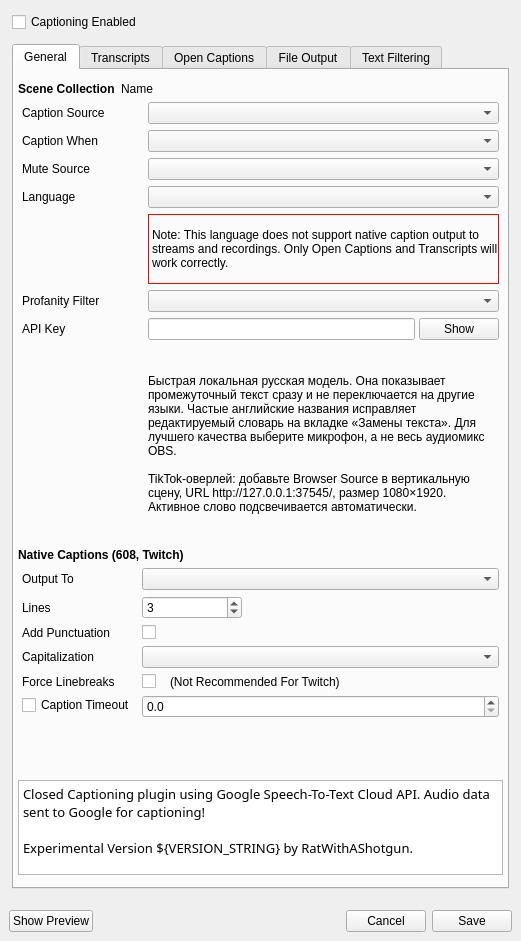
This is src/ui/CaptionSettingsWidget.ui in maxxborer/OBS-AI-captions-plugin as Qt 5 draws it before an edit. The edited form follows.
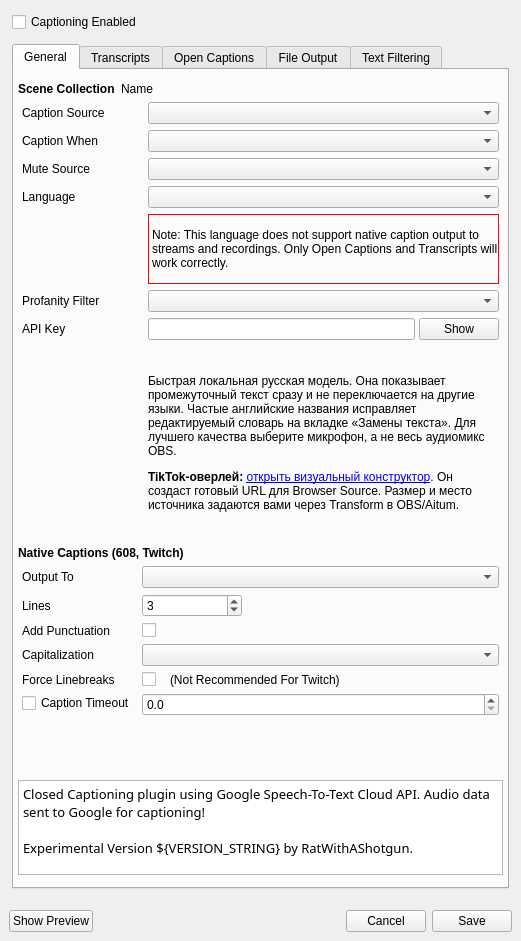
This is the edited form.

Commit message: feat(captions): add customizable vertical overlay

What changed in the file:
```diff
--- a/src/ui/CaptionSettingsWidget.ui
+++ b/src/ui/CaptionSettingsWidget.ui
@@ -418,9 +418,14 @@
                  </size>
                 </property>
                 <property name="text">
-                 <string>Быстрая локальная русская модель. Она показывает промежуточный текст сразу и не переключается на другие языки. Частые английские названия исправляет редактируемый словарь на вкладке «Замены текста». Для лучшего качества выберите микрофон, а не весь аудиомикс OBS.
-
-TikTok-оверлей: добавьте Browser Source в вертикальную сцену, URL http://127.0.0.1:37545/, размер 1080×1920. Активное слово подсвечивается автоматически.</string>
+                 <string>&lt;p&gt;Быстрая локальная русская модель. Она показывает промежуточный текст сразу и не переключается на другие языки. Частые английские названия исправляет редактируемый словарь на вкладке «Замены текста». Для лучшего качества выберите микрофон, а не весь аудиомикс OBS.&lt;/p&gt;
+&lt;p&gt;&lt;b&gt;TikTok-оверлей:&lt;/b&gt; &lt;a href=&quot;http://127.0.0.1:37545/setup&quot;&gt;открыть визуальный конструктор&lt;/a&gt;. Он создаст готовый URL для Browser Source. Размер и место источника задаются вами через Transform в OBS/Aitum.&lt;/p&gt;</string>
+                </property>
+                <property name="textFormat">
+                 <enum>Qt::RichText</enum>
+                </property>
+                <property name="openExternalLinks">
+                 <bool>true</bool>
                 </property>
                 <property name="wordWrap">
                  <bool>true</bool>
```
The commit also changes 12 other files.
